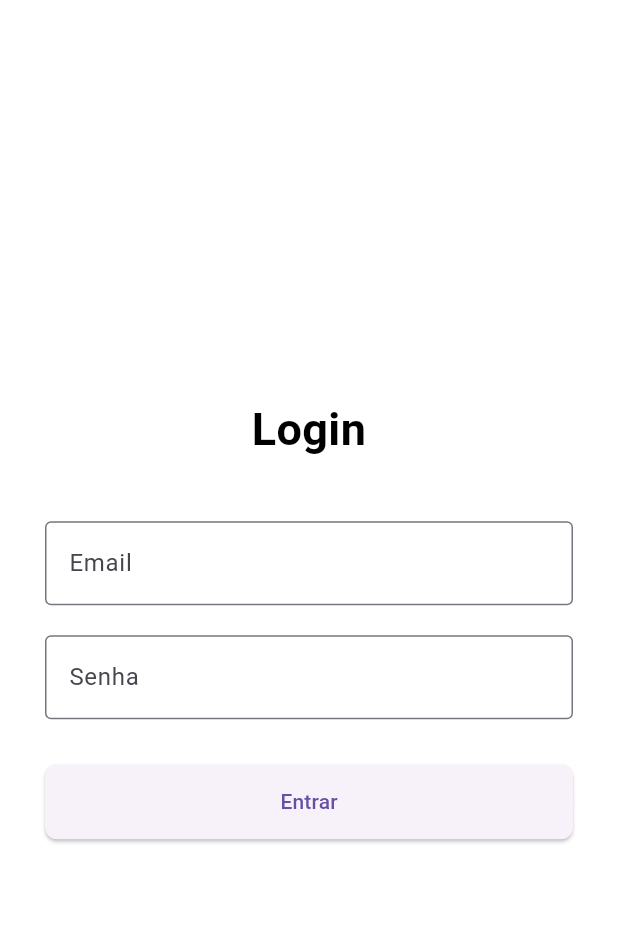
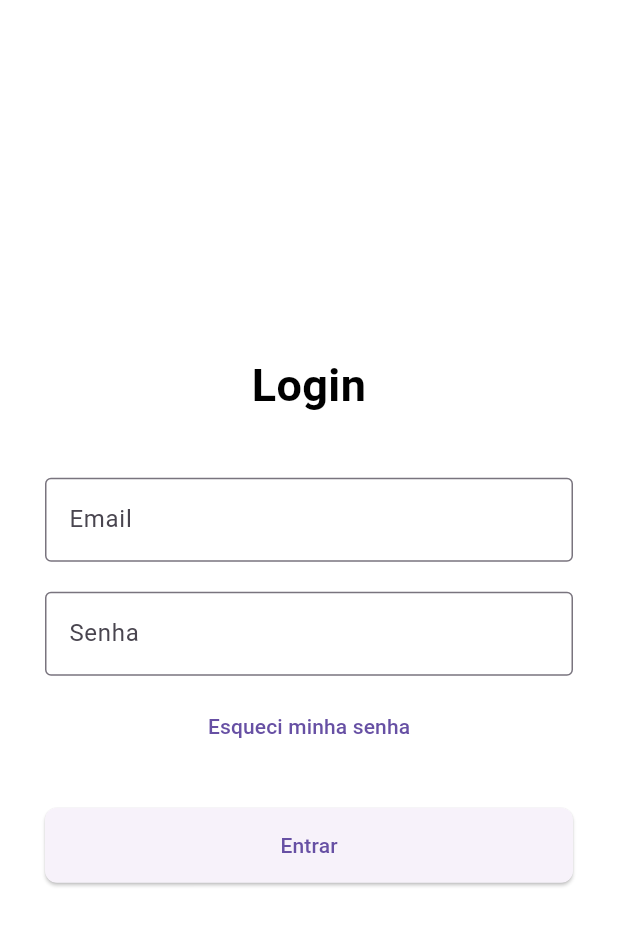
Before and after one commit to ValentinVitor/Gestor-Android-APP, a Flutter app: the screen it shows after launch, on a phone screen of 412 x 824 dp. Shown: the top 926 px of the screen. Run offline on Flutter 3.47's test engine with Material 3 defaults, Android fonts, the phone set to English and light mode, and no system bars.

Commit message:
projeto-inicial-recuperação-login

```diff
--- a/lib/main.dart
+++ b/lib/main.dart
@@ -59,10 +59,18 @@ class LoginPage extends StatelessWidget {
                 ),
                 obscureText: true,
               ),
+              SizedBox(height: 10),
+              TextButton(
+                onPressed: () {
+                  Navigator.push(context, MaterialPageRoute(
+                    builder: (context) => ForgotPasswordPage(),
+                  ));
+                },
+                child: Text('Esqueci minha senha'),
+              ),
               SizedBox(height: 30),
               ElevatedButton(
                 onPressed: () {
-                  // Ação do botão de login
                   print("Email: ${emailController.text}");
                   print("Senha: ${passwordController.text}");
                 },
```
